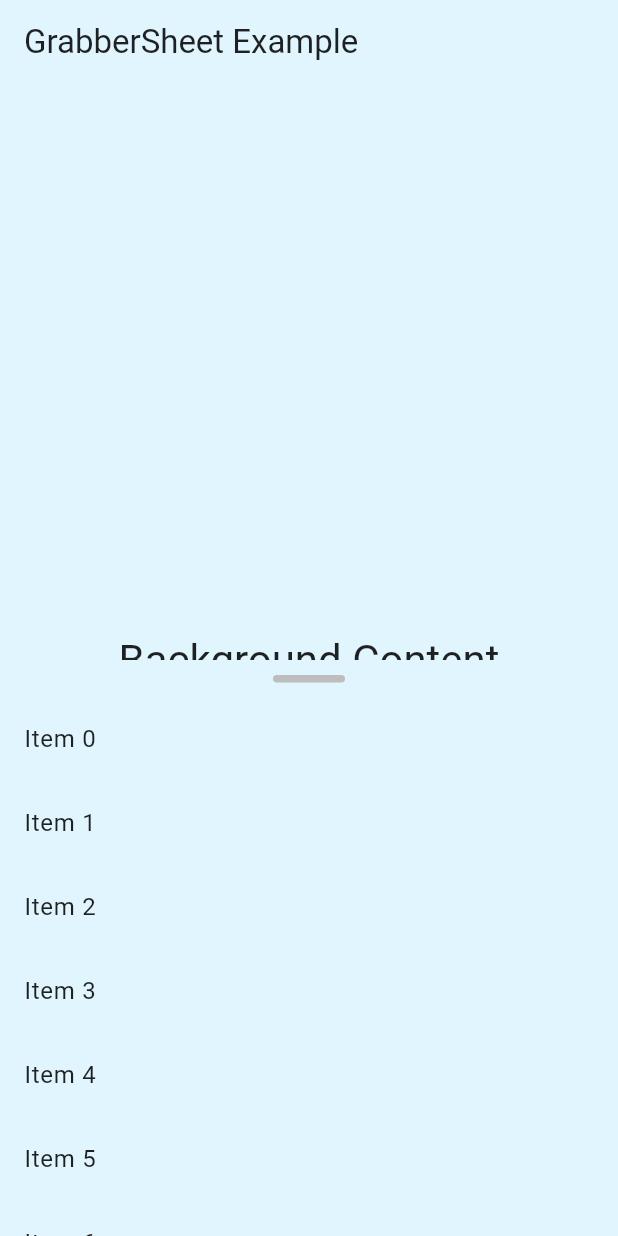
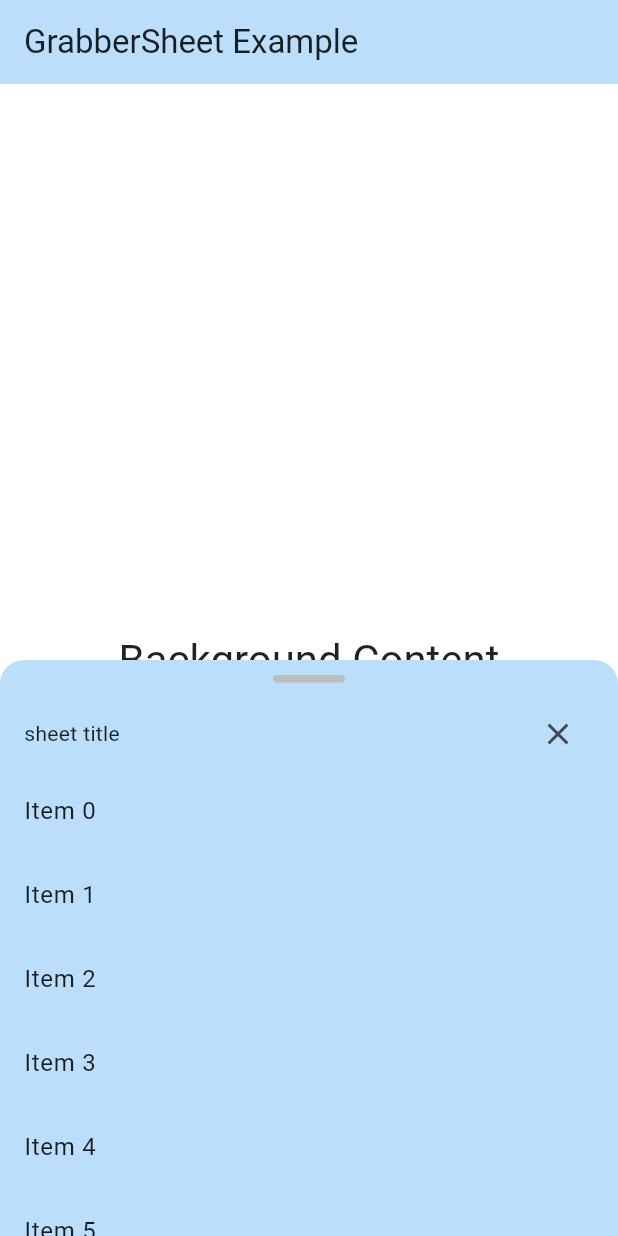
Before and after one commit to SangWook16074/grabber_sheet, a Flutter app: the screen it shows after launch, on a phone screen of 412 x 824 dp. Run offline on Flutter 3.47's test engine with Material 3 defaults, Android fonts, the phone set to English and light mode, and no system bars.

Commit message:
add feature grabber bottom area

```diff
--- a/example/lib/main.dart
+++ b/example/lib/main.dart
@@ -28,28 +28,39 @@ class ExampleHomePage extends StatelessWidget {
 
   @override
   Widget build(BuildContext context) {
+    final theme = Theme.of(context);
+    final sheetColor = Colors.blue.shade100;
+
     return Scaffold(
+      backgroundColor: Colors.white,
       appBar: AppBar(
         title: const Text('GrabberSheet Example'),
-        backgroundColor: Theme.of(context).colorScheme.surface,
+        backgroundColor: sheetColor,
       ),
       body: Stack(
         children: [
           Center(
             child: Text(
               'Background Content',
-              style: Theme.of(context).textTheme.headlineMedium,
+              style: theme.textTheme.headlineMedium,
             ),
           ),
-          // Use the new widget name
           GrabberSheet(
             initialChildSize: 0.5,
             minChildSize: 0.1,
             maxChildSize: 0.9,
             snap: true,
             snapSizes: const [.5],
-            backgroundColor: Theme.of(context).colorScheme.surface,
+            backgroundColor: sheetColor,
             grabberStyle: GrabberStyle(color: Colors.grey.shade400),
+            bottom: Row(
+              children: [
+                const Text('sheet title'),
+                const Spacer(),
+                IconButton(onPressed: () {}, icon: const Icon(Icons.close)),
+              ],
+            ),
+            bottomAreaPadding: const EdgeInsets.symmetric(horizontal: 16),
             builder: (BuildContext context, ScrollController scrollController) {
               return ListView.builder(
                 controller: scrollController,
@@ -59,7 +70,7 @@ class ExampleHomePage extends StatelessWidget {
                     title: Text(
                       'Item $index',
                       style: TextStyle(
-                        color: Theme.of(context).colorScheme.onSurface,
+                        color: theme.colorScheme.onSurface,
                       ),
                     ),
                   );
--- a/lib/src/grabber_sheet.dart
+++ b/lib/src/grabber_sheet.dart
@@ -45,6 +45,12 @@ class GrabberSheet extends StatefulWidget {
   /// The visual style of the grabber handle, defined by a [GrabberStyle] object.
   final GrabberStyle grabberStyle;
 
+  /// A custom widget to be displayed below the grabber.
+  final Widget? bottom;
+
+  /// The padding for the bottom widget.
+  final EdgeInsetsGeometry? bottomAreaPadding;
+
   /// The background color of the sheet.
   ///
   /// If null, it defaults to the theme's `colorScheme.surface`.
@@ -72,6 +78,8 @@ class GrabberSheet extends StatefulWidget {
     this.maxChildSize = 1.0,
     this.showGrabber = true,
     this.grabberStyle = const GrabberStyle(),
+    this.bottom,
+    this.bottomAreaPadding,
     this.snap = false,
     this.snapSizes,
     this.backgroundColor,
@@ -130,9 +138,7 @@ class _GrabberSheetState extends State<GrabberSheet> {
               ),
               child: Column(
                 children: <Widget>[
-                  if (widget.showGrabber)
-                    // The draggable handle area.
-                    _Grabber(
+                  GestureDetector(
                     onVerticalDragUpdate: (details) {
                       final newPixel = _controller.pixels - details.delta.dy;
                       // Convert pixel value to fractional size and clamp it.
@@ -154,10 +160,8 @@ class _GrabberSheetState extends State<GrabberSheet> {
                       final Set<double> allSnapPoints = {
                         widget.minChildSize,
                         widget.maxChildSize,
+                        ...?widget.snapSizes,
                       };
-                        if (widget.snapSizes != null) {
-                          allSnapPoints.addAll(widget.snapSizes!);
-                        }
                       final List<double> sortedSnapPoints =
                           allSnapPoints.toList()..sort();
 
@@ -185,7 +189,24 @@ class _GrabberSheetState extends State<GrabberSheet> {
                         curve: Curves.easeOut,
                       );
                     },
+                    child: Container(
+                      color: Colors.transparent,
+                      child: Column(
+                        mainAxisSize: MainAxisSize.min,
+                        children: [
+                          if (widget.showGrabber)
+                            _Grabber(
                               style: widget.grabberStyle,
+                            ),
+                          if (widget.bottom != null)
+                            Padding(
+                              padding:
+                                  widget.bottomAreaPadding ?? EdgeInsets.zero,
+                              child: widget.bottom,
+                            ),
+                        ],
+                      ),
+                    ),
                   ),
                   // The main content of the sheet.
                   Expanded(child: widget.builder(context, scrollController)),
@@ -203,15 +224,7 @@ class _GrabberSheetState extends State<GrabberSheet> {
 class _Grabber extends StatelessWidget {
   const _Grabber({
     required this.style,
-    required this.onVerticalDragUpdate,
-    required this.onVerticalDragEnd,
   });
-
-  /// Callback for when the user drags the handle vertically.
-  final ValueChanged<DragUpdateDetails> onVerticalDragUpdate;
-
-  /// Callback for when the user ends a vertical drag on the handle.
-  final ValueChanged<DragEndDetails> onVerticalDragEnd;
 
   /// The visual style of the grabber handle.
   final GrabberStyle style;
@@ -223,11 +236,7 @@ class _Grabber extends StatelessWidget {
       return const SizedBox.shrink();
     }
 
-    return GestureDetector(
-      onVerticalDragUpdate: onVerticalDragUpdate,
-      onVerticalDragEnd: onVerticalDragEnd,
-      // Use a larger, transparent container to increase the touch target area.
-      child: Container(
+    return Container(
       width: double.infinity,
       color: Colors.transparent,
       child: Align(
@@ -240,7 +249,6 @@ class _Grabber extends StatelessWidget {
           decoration: BoxDecoration(
             color: style.color,
             borderRadius: BorderRadius.all(style.radius),
-            ),
           ),
         ),
       ),
```
Also changed, not shown: 3 other files. Lines whose indentation alone changed are shown as unchanged.
